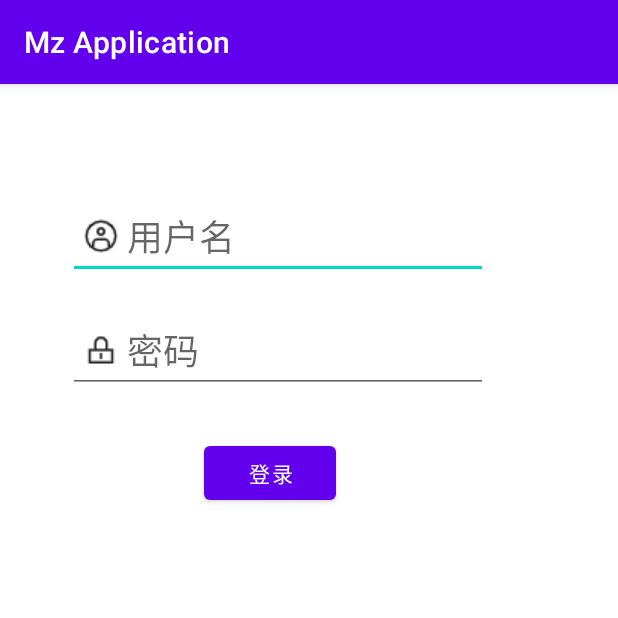
After one commit to Mz-unitst/Android, an Android app: the EditTextActivity screen opened directly, with no data from a screen before it, on a phone screen of 412 x 824 dp, the top half of it. The commit adds this screen. Run offline under Robolectric (Android 15) with nearby library versions, the phone set to English and light mode, and no system bars.

Commit message:
TextView and Button

```diff
--- a/app/src/main/AndroidManifest.xml
+++ b/app/src/main/AndroidManifest.xml
@@ -12,6 +12,13 @@
         android:supportsRtl="true"
         android:theme="@style/Theme.MyApplication"
         tools:targetApi="31">
+        <activity
+            android:name=".EditTextActivity"
+            android:exported="false">
+            <meta-data
+                android:name="android.app.lib_name"
+                android:value="" />
+        </activity>
         <activity
             android:name=".ButtonActivity"
             android:exported="false">
--- /dev/null
+++ b/app/src/main/java/com/example/myapplication/EditTextActivity.java
@@ -0,0 +1,49 @@
+package com.example.myapplication;
+
+import androidx.appcompat.app.AppCompatActivity;
+
+import android.os.Bundle;
+import android.text.Editable;
+import android.text.TextWatcher;
+import android.util.Log;
+import android.view.View;
+import android.widget.Button;
+import android.widget.EditText;
+import android.widget.Toast;
+
+public class EditTextActivity extends AppCompatActivity {
+
+    private Button mBtnLogin;
+    private EditText mBtnusername,mBtnpwd;
+    @Override
+    protected void onCreate(Bundle savedInstanceState) {
+        super.onCreate(savedInstanceState);
+        setContentView(R.layout.activity_edit_text);
+
+        mBtnusername=findViewById(R.id.et_username);
+        mBtnusername.addTextChangedListener(new TextWatcher() {
+            @Override
+            public void beforeTextChanged(CharSequence charSequence, int i, int i1, int i2) {
+
+            }
+
+            @Override
+            public void onTextChanged(CharSequence charSequence, int i, int i1, int i2) {
+                Log.d("username",charSequence.toString());
+            }
+
+            @Override
+            public void afterTextChanged(Editable editable) {
+
+            }
+        });
+
+        mBtnLogin=(Button) findViewById(R.id.btn_login);
+        mBtnLogin.setOnClickListener(new View.OnClickListener() {
+            @Override
+            public void onClick(View view) {
+                Toast.makeText(EditTextActivity.this,"登录成功",Toast.LENGTH_SHORT).show();
+            }
+        });
+    }
+}
--- a/app/src/main/java/com/example/myapplication/MainActivity.java
+++ b/app/src/main/java/com/example/myapplication/MainActivity.java
@@ -11,15 +11,15 @@ import android.widget.Toast;
 
 public class MainActivity extends AppCompatActivity {
 
-    private Button mBtn_TextView,mBtn_Button;
+    private Button mBtn_TextView,mBtn_Button,mBtn_EditText;
 
     @Override
     protected void onCreate(Bundle savedInstanceState) {
         super.onCreate(savedInstanceState);
         setContentView(R.layout.activity_main);
         Toast.makeText(this,"cnm sb Android",Toast.LENGTH_SHORT).show();
+
         mBtn_TextView =(Button) findViewById(R.id.btn_textview);
-
         mBtn_TextView.setOnClickListener(new View.OnClickListener() {
             @Override
             public void onClick(View view) {
@@ -29,7 +29,6 @@ public class MainActivity extends AppCompatActivity {
         });
 
         mBtn_Button =(Button) findViewById(R.id.btn_button);
-
         mBtn_Button.setOnClickListener(new View.OnClickListener() {
             @Override
             public void onClick(View view) {
@@ -38,5 +37,14 @@ public class MainActivity extends AppCompatActivity {
             }
         });
 
+        mBtn_EditText=(Button) findViewById(R.id.btn_editext);
+        mBtn_EditText.setOnClickListener(new View.OnClickListener() {
+            @Override
+            public void onClick(View view) {
+                Intent intent =new Intent(MainActivity.this,EditTextActivity.class);
+                startActivity(intent);
+            }
+        });
+
     }
 }
--- /dev/null
+++ b/app/src/main/res/layout/activity_edit_text.xml
@@ -0,0 +1,51 @@
+<?xml version="1.0" encoding="utf-8"?>
+<RelativeLayout xmlns:android="http://schemas.android.com/apk/res/android"
+    xmlns:tools="http://schemas.android.com/tools"
+    android:layout_width="match_parent"
+    android:layout_height="match_parent"
+    tools:context=".EditTextActivity">
+
+    <EditText
+        android:id="@+id/et_username"
+        android:layout_width="wrap_content"
+        android:layout_height="wrap_content"
+        android:layout_alignParentStart="true"
+        android:layout_alignParentTop="true"
+        android:layout_marginStart="45dp"
+        android:layout_marginTop="73dp"
+        android:drawableLeft="@drawable/username_24"
+        android:drawablePadding="5dp"
+        android:ems="10"
+        android:hint="@string/et_username"
+        android:inputType="textPersonName"
+        android:maxLines="1"
+        android:paddingLeft="10dp"
+        android:textSize="24sp" />
+
+    <EditText
+        android:id="@+id/et_pwd"
+        android:layout_width="wrap_content"
+        android:layout_height="wrap_content"
+        android:layout_below="@+id/et_username"
+        android:layout_alignParentStart="true"
+        android:layout_marginStart="45dp"
+        android:layout_marginTop="19dp"
+        android:paddingLeft="10dp"
+        android:drawableLeft="@drawable/pwd_24"
+        android:drawablePadding="5dp"
+        android:ems="10"
+        android:hint="@string/et_pwd"
+        android:inputType="textPassword"
+        android:maxLines="1"
+        android:textSize="24sp" />
+
+    <Button
+        android:id="@+id/btn_login"
+        android:layout_width="wrap_content"
+        android:layout_height="wrap_content"
+        android:layout_below="@+id/et_pwd"
+        android:layout_alignParentStart="true"
+        android:layout_marginStart="136dp"
+        android:layout_marginTop="29dp"
+        android:text="@string/btn_login" />
+</RelativeLayout>
--- a/app/src/main/res/layout/activity_main.xml
+++ b/app/src/main/res/layout/activity_main.xml
@@ -24,5 +24,11 @@
             android:layout_width="match_parent"
             android:layout_height="wrap_content"
             android:text="goto Button" />
+
+        <Button
+            android:id="@+id/btn_editext"
+            android:layout_width="match_parent"
+            android:layout_height="wrap_content"
+            android:text="Edit Text" />
     </LinearLayout>
 </androidx.constraintlayout.widget.ConstraintLayout>
--- a/app/src/main/res/values/strings.xml
+++ b/app/src/main/res/values/strings.xml
@@ -2,7 +2,7 @@
     <string name="app_name">Mz Application</string>
     <string name="first_android">First Android</string>
 
-    <string name="tv_test1">test1</string>
+    <string name="tv_test1">test!</string>
     <string name="tv_1">t1</string>
     <string name="tv_2">t2</string>
     <string name="tv_3">t3</string>
@@ -12,4 +12,7 @@
     <string name="btn_2">按钮2</string>
     <string name="btn_3">按钮3</string>
 
+    <string name="et_username">用户名</string>
+    <string name="et_pwd">密码</string>
+    <string name="btn_login">登录</string>
 </resources>
```
Also changed, not shown: app/src/main/res/drawable/pwd_24.png (added), app/src/main/res/drawable/username_16.png (added), app/src/main/res/drawable/username_24.png (added).
